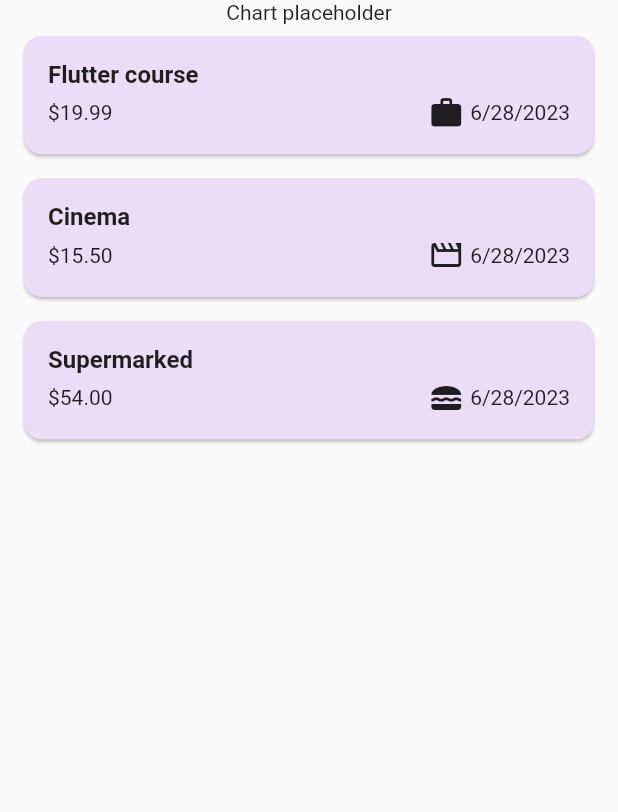
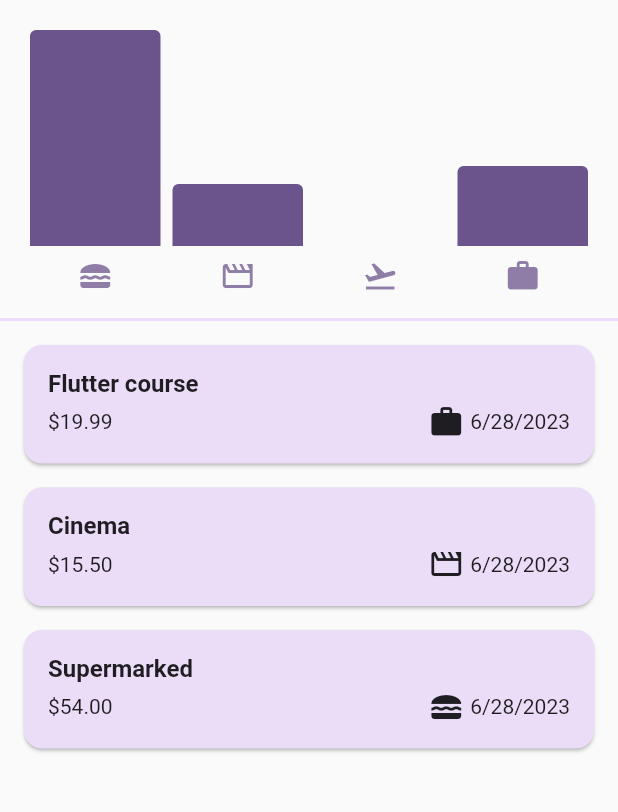
Before and after one commit to elianaferreira/expense_tracker, a Flutter app: the screen it shows after launch, on a phone screen of 412 x 824 dp, the part 84-896 px from its top. Run offline on Flutter 3.47's test engine with Material 2 defaults, Android fonts, the phone set to English and light mode, and no system bars.

Commit message:
added the components to display the chart

```diff
--- a/lib/components/chart/chart.dart
+++ b/lib/components/chart/chart.dart
@@ -0,0 +1,68 @@
+import 'package:expense_tracker/components/chart/chart_bar.dart';
+import 'package:expense_tracker/constants/dimens.dart';
+import 'package:expense_tracker/models/expense.dart';
+import 'package:expense_tracker/models/expense_bucket.dart';
+import 'package:flutter/material.dart';
+
+class Chart extends StatelessWidget {
+  const Chart({super.key, required this.expenses});
+
+  final List<Expense> expenses;
+
+  List<ExpenseBucket> get buckets {
+    return [
+      ExpenseBucket.forCategory(expenses, Category.food),
+      ExpenseBucket.forCategory(expenses, Category.leisure),
+      ExpenseBucket.forCategory(expenses, Category.travel),
+      ExpenseBucket.forCategory(expenses, Category.work),
+    ];
+  }
+
+  double get maximunExpense {
+    var maximunValue = buckets
+        .reduce((a, b) => a.totalExpenses > b.totalExpenses ? a : b)
+        .totalExpenses;
+    //to prevent divide by zero (occurs when there is no expenses)
+    if (maximunValue == 0) maximunValue = 1;
+    return maximunValue;
+  }
+
+  @override
+  Widget build(BuildContext context) {
+    return Padding(
+      padding: const EdgeInsets.all(Dimens.padding),
+      child: SizedBox(
+        height: Dimens.chartHeight,
+        child: Column(
+          children: [
+            Expanded(
+              child: Row(
+                crossAxisAlignment: CrossAxisAlignment.end,
+                children: [
+                  ...buckets.map((bucket) => ChartBar(
+                      proportion: bucket.totalExpenses / maximunExpense))
+                ],
+              ),
+            ),
+            const SizedBox(height: Dimens.space),
+            Row(
+              children: [
+                ...buckets.map(
+                  (bucket) => Expanded(
+                    child: Icon(
+                      categoryIcons[bucket.category],
+                      color: Theme.of(context)
+                          .colorScheme
+                          .primary
+                          .withOpacity(0.75),
+                    ),
+                  ),
+                )
+              ],
+            )
+          ],
+        ),
+      ),
+    );
+  }
+}
--- a/lib/components/chart/chart_bar.dart
+++ b/lib/components/chart/chart_bar.dart
@@ -0,0 +1,28 @@
+import 'package:expense_tracker/constants/dimens.dart';
+import 'package:flutter/material.dart';
+
+class ChartBar extends StatelessWidget {
+  const ChartBar({super.key, required this.proportion});
+
+  final double proportion;
+
+  @override
+  Widget build(BuildContext context) {
+    return Expanded(
+      child: Padding(
+        padding: const EdgeInsets.all(Dimens.space),
+        child: FractionallySizedBox(
+          heightFactor: proportion,
+          child: DecoratedBox(
+            decoration: BoxDecoration(
+              shape: BoxShape.rectangle,
+              borderRadius: const BorderRadius.vertical(
+                  top: Radius.circular(Dimens.space)),
+              color: Theme.of(context).colorScheme.primary,
+            ),
+          ),
+        ),
+      ),
+    );
+  }
+}
--- a/lib/constants/dimens.dart
+++ b/lib/constants/dimens.dart
@@ -3,4 +3,6 @@ class Dimens {
   static const double paddingXL = 32;
   static const double paddingS = 8;
   static const double space = 4;
+  static const double chartHeight = 180;
+  static const double divider = 2;
 }
--- a/lib/screens/expenses.dart
+++ b/lib/screens/expenses.dart
@@ -1,4 +1,6 @@
+import 'package:expense_tracker/components/chart/chart.dart';
 import 'package:expense_tracker/components/expenses/expenses_list.dart';
+import 'package:expense_tracker/constants/dimens.dart';
 import 'package:expense_tracker/models/expense.dart';
 import 'package:expense_tracker/screens/new_expense.dart';
 import 'package:flutter/material.dart';
@@ -85,7 +87,11 @@ class _ExpensesState extends State<Expenses> {
       ),
       body: Column(
         children: [
-          const Text('Chart placeholder'),
+          Chart(expenses: _registeredExpenses),
+          Container(
+              color: Theme.of(context).colorScheme.primaryContainer,
+              height: Dimens.divider),
+          const SizedBox(height: Dimens.paddingS),
           Expanded(
             child: mainWidget,
           ),
```
